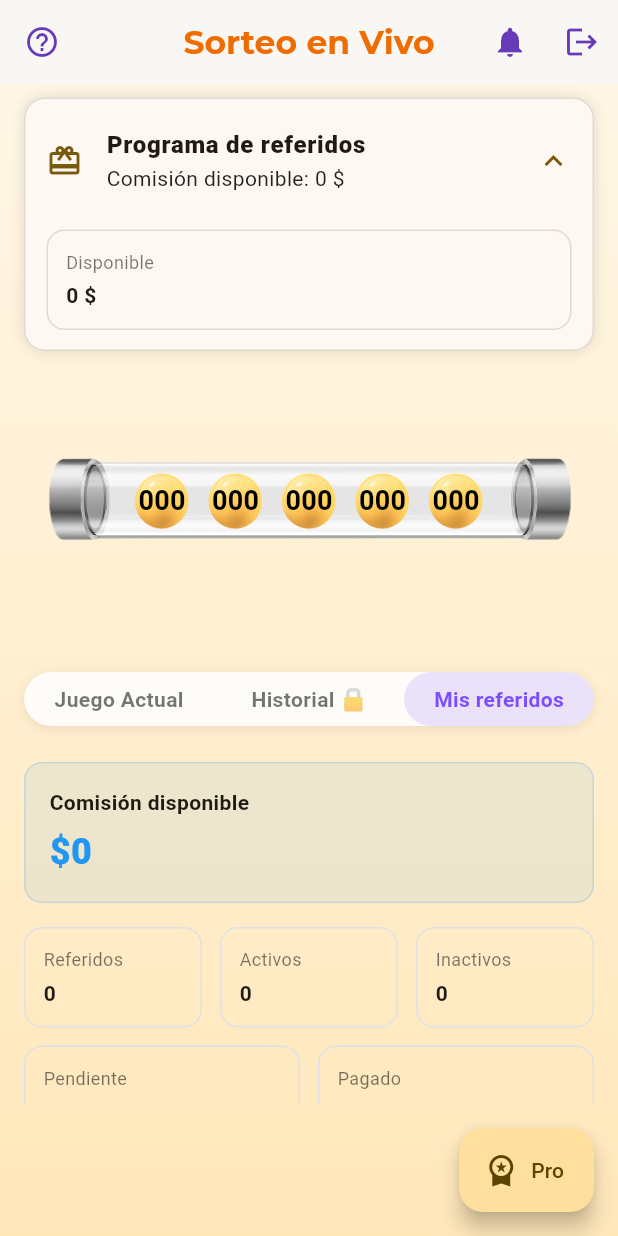
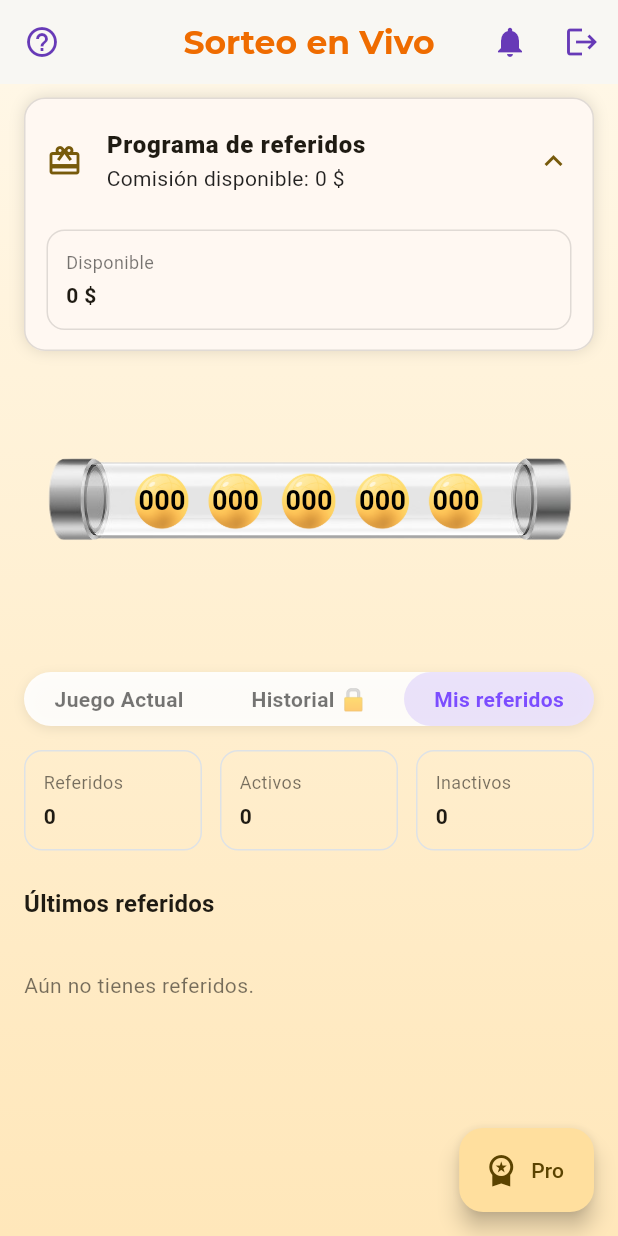
Before and after one commit to Jhonatan9912/LuckyApp, a Flutter app: the DashboardScreen screen opened by its route, after a tap on "Programa de referidos", after a tap on "Mis referidos", on a phone screen of 412 x 824 dp. Run offline on Flutter 3.47's test engine with Material 3 defaults, Android fonts, the phone set to English and light mode, and no system bars; our stand-ins replace audioplayers, awesome_dialog, flutter_markdown, flutter_secure_storage, google_fonts, in_app_purchase and 2 more; accounts and stored records are empty; network calls fail.

Commit message:
correccion de referidos

```diff
--- a/lib/data/api/referrals_api.dart
+++ b/lib/data/api/referrals_api.dart
@@ -162,8 +162,9 @@ class ReferralsApi {
 
   Future<List<ReferralItem>> fetchList({int limit = 50, int offset = 0}) async {
     final token = await session.getToken();
+    // 👇 importante: con slash al final
     final uri = Uri.parse(
-      '$baseUrl/api/me/referrals?limit=$limit&offset=$offset',
+      '$baseUrl/api/me/referrals/?limit=$limit&offset=$offset',
     );
 
     final res = await http
@@ -176,6 +177,9 @@ class ReferralsApi {
           },
         )
         .timeout(_timeout);
+
+    debugPrint('[referrals_api] GET $uri -> ${res.statusCode}');
+    debugPrint('[referrals_api] body: ${res.body}');
 
     if (res.statusCode >= 200 && res.statusCode < 300) {
       final List<dynamic> data = json.decode(res.body);
@@ -228,6 +232,7 @@ class ReferralsApi {
     );
   }
 }
+
 // Helper para instanciar usando tus singletons actuales
 ReferralsApi buildReferralsApi() {
   return ReferralsApi(
--- a/lib/presentation/providers/referral_provider.dart
+++ b/lib/presentation/providers/referral_provider.dart
@@ -30,11 +30,19 @@ class ReferralProvider extends ChangeNotifier {
     notifyListeners();
 
     try {
-      // 1) Resumen (conteos +, si está disponible, montos)
       final summary = await api.fetchSummary();
       total = summary.total;
       activos = summary.activos;
       inactivos = summary.inactivos;
+
+      // ← clave
+      availableCop = summary.availableCop;
+      pendingCop = summary.pendingCop;
+      paidCop = summary.paidCop;
+
+      debugPrint(
+        '[provider] summary avail=$availableCop pend=$pendingCop paid=$paidCop',
+      );
 
       // Si tu ReferralSummary YA incluye montos del backend (available_cop, pending_cop, paid_cop),
       // los tomamos aquí. Si no, este bloque se salta sin romper.
@@ -44,8 +52,8 @@ class ReferralProvider extends ChangeNotifier {
         final p = dyn.pendingCop;
         final d = dyn.paidCop;
         if (a is num) availableCop = a.toDouble();
-        if (p is num) pendingCop   = p.toDouble();
-        if (d is num) paidCop      = d.toDouble();
+        if (p is num) pendingCop = p.toDouble();
+        if (d is num) paidCop = d.toDouble();
       } catch (_) {
         // summary no trae montos; seguimos con fallback de payouts
       }
--- a/lib/presentation/screens/referrals/referrals_tab.dart
+++ b/lib/presentation/screens/referrals/referrals_tab.dart
@@ -19,46 +19,11 @@ class ReferralsTab extends StatelessWidget {
           child: ListView(
             padding: const EdgeInsets.only(bottom: 80),
             children: [
-              // 👇 NUEVO: Tarjeta que pinta la comisión disponible del provider
-              Padding(
-                padding: const EdgeInsets.fromLTRB(16, 16, 16, 8),
-                child: Container(
-                  padding: const EdgeInsets.all(16),
-                  decoration: BoxDecoration(
-                    color: Colors.blue.withValues(alpha: 0.08),
-                    borderRadius: BorderRadius.circular(12),
-                    border: Border.all(color: Colors.blue.withValues(alpha: 0.2)),
-                  ),
-                  child: Column(
-                    crossAxisAlignment: CrossAxisAlignment.start,
-                    children: [
-                      const Text(
-                        'Comisión disponible',
-                        style: TextStyle(fontWeight: FontWeight.w600),
-                      ),
-                      const SizedBox(height: 6),
-                      Text(
-                        // p.availableCop lo provee el Provider
-                        '\$${p.availableCop.toStringAsFixed(0)}',
-                        style: const TextStyle(
-                          fontSize: 24,
-                          fontWeight: FontWeight.w800,
-                          color: Colors.blue,
-                        ),
-                      ),
-                    ],
-                  ),
-                ),
-              ),
-
-              // KPIs existentes (cuentas)
+              // KPIs SOLO con contadores (no montos)
               ReferralKpis(
                 total: p.total,
                 activos: p.activos,
                 inactivos: p.inactivos,
-                comisionPendiente: p.payoutPending,
-                comisionPagada: p.payoutPaid,
-                moneda: p.payoutCurrency,
               ),
 
               const SizedBox(height: 4),
@@ -67,23 +32,22 @@ class ReferralsTab extends StatelessWidget {
                 child: Text(
                   'Últimos referidos',
                   style: Theme.of(context).textTheme.titleMedium?.copyWith(
-                    fontWeight: FontWeight.w700,
-                  ),
+                        fontWeight: FontWeight.w700,
+                      ),
                 ),
               ),
               const SizedBox(height: 8),
 
               if (p.items.isEmpty && !p.loading) ...[
                 Padding(
-                  padding: const EdgeInsets.symmetric(
-                    horizontal: 16,
-                    vertical: 24,
-                  ),
+                  padding:
+                      const EdgeInsets.symmetric(horizontal: 16, vertical: 24),
                   child: Text(
                     'Aún no tienes referidos.',
-                    style: Theme.of(
-                      context,
-                    ).textTheme.bodyMedium?.copyWith(color: Colors.black54),
+                    style: Theme.of(context)
+                        .textTheme
+                        .bodyMedium
+                        ?.copyWith(color: Colors.black54),
                   ),
                 ),
               ] else ...[
@@ -116,7 +80,8 @@ class ReferralsTab extends StatelessWidget {
     );
   }
 
-  String _humanStatus(String raw) {
+  // Helpers para mostrar estado y fecha
+  static String _humanStatus(String raw) {
     switch (raw) {
       case 'converted':
         return 'Convertido';
@@ -133,9 +98,12 @@ class ReferralsTab extends StatelessWidget {
     }
   }
 
-  String _fmt(DateTime? d) {
+  static String _fmt(DateTime? d) {
     if (d == null) return '—';
-    return '${d.day.toString().padLeft(2, '0')}/${d.month.toString().padLeft(2, '0')}/${d.year}';
+    final dd = d.day.toString().padLeft(2, '0');
+    final mm = d.month.toString().padLeft(2, '0');
+    final yyyy = d.year.toString();
+    return '$dd/$mm/$yyyy';
   }
 }
 
--- a/lib/presentation/widgets/referrals/referral_payout_tile.dart
+++ b/lib/presentation/widgets/referrals/referral_payout_tile.dart
@@ -22,7 +22,7 @@ class ReferralPayoutTile extends StatelessWidget {
     // ✅ NO nullable: necesitamos el provider real
     final p = context.watch<ReferralProvider>();
     final currency = p.payoutCurrency.toUpperCase();
-    final amount   = p.payoutPending;
+    final amount   = p.availableCop;
 
     final symbol = currency == 'COP' ? r'$' : '';
     final fmt = NumberFormat.currency(
```
